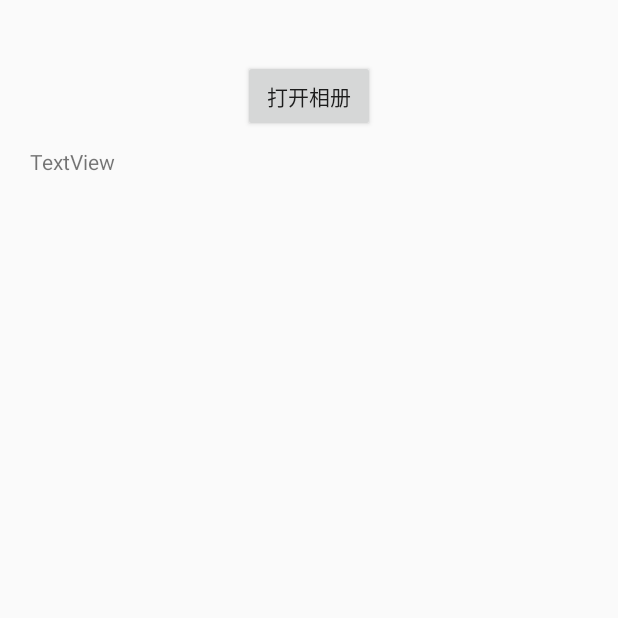
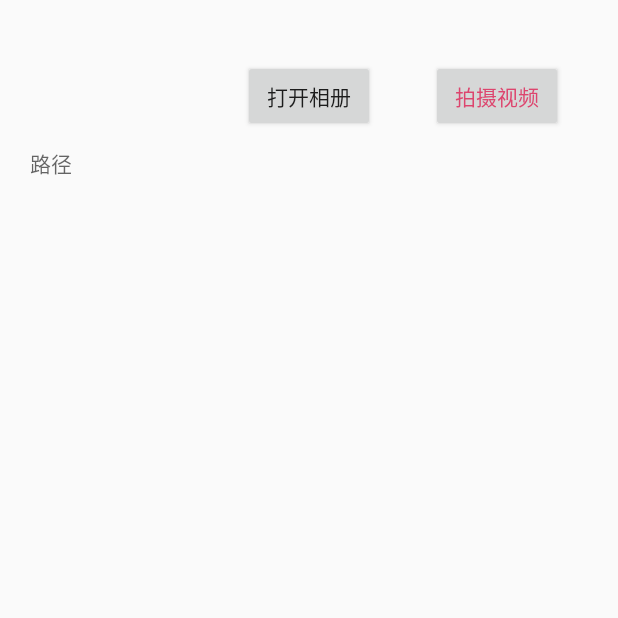
Before and after one commit to ltym2016/JAlbum, an Android app: the screen it shows after launch (MainActivity), on a phone screen of 412 x 824 dp, the top half of it. Run offline under Robolectric (Android 15) with nearby library versions, the phone set to English and light mode, and no system bars; libraries missing offline, so code that uses them is left out: com.facebook.drawee, com.yanzhenjie.permission; 1 statement that could not run was skipped.

Commit message:
图片选择修改

```diff
--- a/app/build.gradle
+++ b/app/build.gradle
@@ -18,6 +18,7 @@ android {
         ndk {
             abiFilters "armeabi-v7a"
         }
+
     }
     buildTypes {
         release {
--- a/app/src/main/AndroidManifest.xml
+++ b/app/src/main/AndroidManifest.xml
@@ -1,6 +1,9 @@
 <?xml version="1.0" encoding="utf-8"?>
 <manifest xmlns:android="http://schemas.android.com/apk/res/android"
     package="com.samluys.selectalbumdemo">
+
+    <uses-permission android:name="android.permission.CAMERA"/>
+    <uses-permission android:name="android.permission.RECORD_AUDIO"/>
 
     <application
         android:name=".MyApplication"
--- a/app/src/main/java/com/samluys/selectalbumdemo/MainActivity.java
+++ b/app/src/main/java/com/samluys/selectalbumdemo/MainActivity.java
@@ -1,12 +1,16 @@
 package com.samluys.selectalbumdemo;
 
 import android.content.Intent;
+import android.net.Uri;
 import android.os.Bundle;
+import android.os.Environment;
+import android.provider.MediaStore;
 import android.view.View;
 import android.widget.TextView;
 
 import androidx.annotation.Nullable;
 import androidx.appcompat.app.AppCompatActivity;
+import androidx.core.content.FileProvider;
 
 import com.samluys.jalbum.JAlbum;
 import com.samluys.jalbum.activity.PhotoActivity;
@@ -14,7 +18,11 @@ import com.yanzhenjie.permission.Action;
 import com.yanzhenjie.permission.AndPermission;
 import com.yanzhenjie.permission.runtime.Permission;
 
+import java.io.File;
+import java.io.IOException;
+import java.text.SimpleDateFormat;
 import java.util.ArrayList;
+import java.util.Date;
 import java.util.List;
 
 public class MainActivity extends AppCompatActivity {
@@ -44,7 +52,7 @@ public class MainActivity extends AppCompatActivity {
                                         .build()
                                         .maxSelectNum(10 - selectImages.size())
                                         .showGif(true)
-                                        .showTakePhoto(false)
+                                        .showTakePhoto(true)
                                         .showVideoOnly(false)
                                         .showVideo(true)
                                         .setVideoMaxTime(20)
@@ -63,7 +71,51 @@ public class MainActivity extends AppCompatActivity {
             }
         });
 
+        findViewById(R.id.button).setOnClickListener(new View.OnClickListener() {
+            @Override
+            public void onClick(View v) {
+                AndPermission.with(MainActivity.this)
+                        .runtime()
+                        .permission(Permission.CAMERA,
+                                Permission.RECORD_AUDIO)
+                        .onGranted(new Action<List<String>>() {
+                            @Override
+                            public void onAction(List<String> data) {
+                                File cameraPhoto = new File(MainActivity.this.getExternalCacheDir().toString() + "/myvideo");
+                                Intent takePhotoIntent = new Intent(MediaStore.ACTION_VIDEO_CAPTURE);
+                                Uri photoUri = FileProvider.getUriForFile(
+                                        MainActivity.this,
+                                        getPackageName() + ".fileprovider",
+                                        cameraPhoto);
+                                takePhotoIntent.putExtra(MediaStore.EXTRA_OUTPUT, photoUri);
+                                startActivityForResult(takePhotoIntent, 1);
+                            }
+                        })
+                        .onDenied(new Action<List<String>>() {
+                            @Override
+                            public void onAction(List<String> data) {
+
+                            }
+                        })
+                        .start();
+            }
+        });
+
         textView = findViewById(R.id.textView);
+    }
+
+    private File createMediaFile() throws IOException {
+        File mediaStorageDir = new File(Environment.getExternalStoragePublicDirectory(Environment.DIRECTORY_MOVIES), "CameraDemo");
+        if (!mediaStorageDir.exists()) {
+            if (!mediaStorageDir.mkdirs()) {
+                return null;
+            }
+        }
+        String timeStamp = new SimpleDateFormat("yyyyMMdd_HHmmss").format(new Date());
+        String imageFileName = "VID_" + timeStamp;
+        String suffix = ".mp4";
+        File mediaFile = new File(mediaStorageDir + File.separator + imageFileName + suffix);
+        return mediaFile;
     }
 
     @Override
--- a/app/src/main/java/com/samluys/selectalbumdemo/MyApplication.java
+++ b/app/src/main/java/com/samluys/selectalbumdemo/MyApplication.java
@@ -3,7 +3,6 @@ package com.samluys.selectalbumdemo;
 import android.app.Application;
 
 import com.facebook.drawee.backends.pipeline.Fresco;
-import com.samluys.jutils.Utils;
 
 /**
  * @author luys
--- a/app/src/main/res/layout/activity_main.xml
+++ b/app/src/main/res/layout/activity_main.xml
@@ -22,8 +22,18 @@
         android:layout_height="wrap_content"
         android:layout_marginStart="20dp"
         android:layout_marginTop="10dp"
-        android:text="TextView"
+        android:hint="路径"
         app:layout_constraintStart_toStartOf="parent"
         app:layout_constraintTop_toBottomOf="@+id/tv_button" />
 
+    <Button
+        android:id="@+id/button"
+        android:layout_width="wrap_content"
+        android:layout_height="wrap_content"
+        android:text="拍摄视频"
+        android:textColor="#dd456e"
+        app:layout_constraintEnd_toEndOf="parent"
+        app:layout_constraintStart_toEndOf="@+id/tv_button"
+        app:layout_constraintTop_toTopOf="@+id/tv_button" />
+
 </androidx.constraintlayout.widget.ConstraintLayout>
--- a/app/src/main/res/values/colors.xml
+++ b/app/src/main/res/values/colors.xml
@@ -3,4 +3,5 @@
     <color name="colorPrimary">#008577</color>
     <color name="colorPrimaryDark">#00574B</color>
     <color name="colorAccent">#D81B60</color>
+    <color name="color_1c4a5b">#1C4A5B</color>
 </resources>
--- a/build.gradle
+++ b/build.gradle
@@ -7,7 +7,7 @@ buildscript {
 
     }
     dependencies {
-        classpath 'com.android.tools.build:gradle:3.5.3'
+        classpath 'com.android.tools.build:gradle:3.6.0'
 
         // NOTE: Do not place your application dependencies here; they belong
         // in the individual module build.gradle files
--- a/jalbum/build.gradle
+++ b/jalbum/build.gradle
@@ -34,9 +34,9 @@ dependencies {
     implementation 'androidx.constraintlayout:constraintlayout:1.1.3'
     implementation 'com.wangjing:recyclerview-drag:1.0.6'
     implementation "androidx.recyclerview:recyclerview:1.1.0"
-    api 'com.github.ltym2016:JUtils:1.0.7'
+    api 'com.github.ltym2016:JUtils:1.0.8'
     api 'me.kareluo.intensify:image:1.1.0'
-    def fresco_version = "2.0.0"
+    def fresco_version = "2.1.0"
     api "com.facebook.fresco:fresco:$fresco_version"
     api "com.facebook.fresco:animated-gif:$fresco_version"
     api "com.facebook.fresco:webpsupport:$fresco_version"
```
Also changed, not shown: jalbum/src/main/AndroidManifest.xml (+10 -0 lines), jalbum/src/main/res/xml/file_path.xml (added, +7 -0 lines), jalbum/src/main/res/xml/file_paths_public.xml (added, +45 -0 lines), gradle/wrapper/gradle-wrapper.properties.
